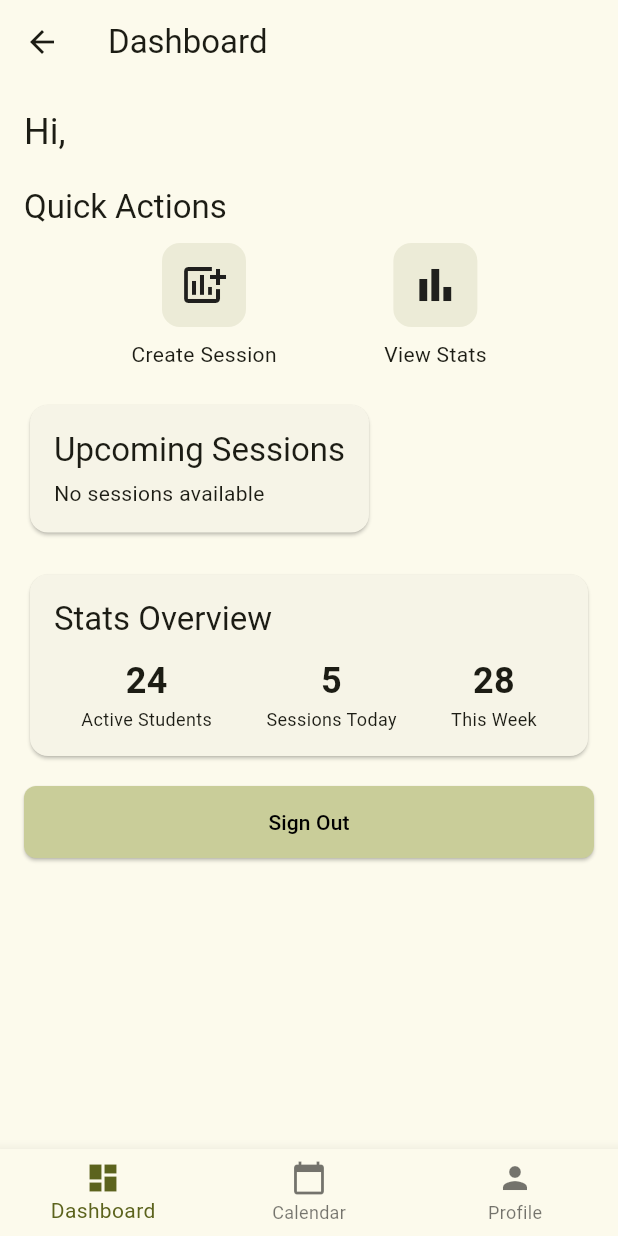
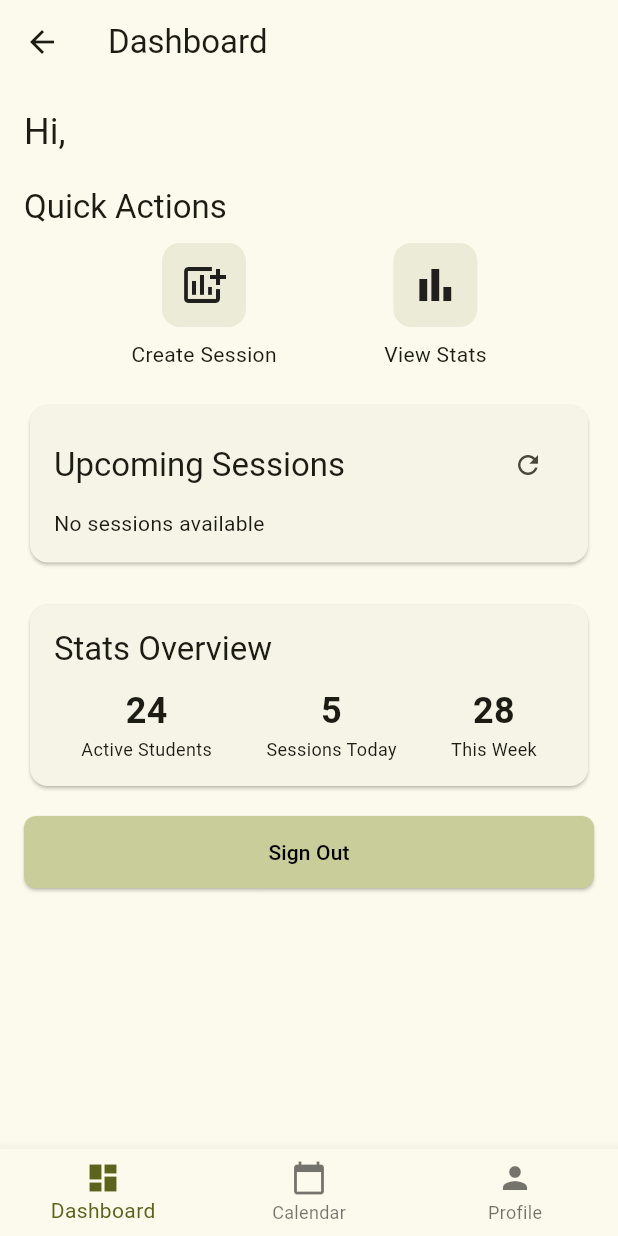
Before and after one commit to STAung07/stalz-insert_name_here, a Flutter app: the CoachDashboardScreen screen opened directly with empty values, on a phone screen of 412 x 824 dp. Run offline on Flutter 3.47's test engine with Material 3 defaults, Android fonts, the phone set to English and light mode, and no system bars; our stand-ins replace flutter_dotenv, go_router, supabase_flutter; accounts and stored records are empty.

Commit message:
add refresh button

```diff
--- a/flutter_app/lib/src/features/dashboard/presentation/coach_dashboard_screen.dart
+++ b/flutter_app/lib/src/features/dashboard/presentation/coach_dashboard_screen.dart
@@ -79,8 +79,7 @@ class CoachDashboardScreenState extends State<CoachDashboardScreen> {
                         return AlertDialog(
                           title: Text('Add New Session'),
                           content: SizedBox(
-                            width:
-                                screenSize.width, // 80% of screen width
+                            width: screenSize.width, // 80% of screen width
                             height:
                                 screenSize.height * 0.7, // 70% of screen height
                             child: AddSessionForm(
@@ -123,9 +122,25 @@ class CoachDashboardScreenState extends State<CoachDashboardScreen> {
                 child: Column(
                   crossAxisAlignment: CrossAxisAlignment.start,
                   children: [
-                    Text(
-                      'Upcoming Sessions',
-                      style: Theme.of(context).textTheme.titleLarge,
+                    Row(
+                      children: [
+                        Expanded(
+                          child: Text(
+                            'Upcoming Sessions',
+                            style: Theme.of(context).textTheme.titleLarge,
+                          ),
+                        ),
+                        IconButton(
+                          icon: const Icon(Icons.refresh, size: 20),
+                          tooltip: 'Refresh sessions',
+                          onPressed: () {
+                            final currentState = _sessionListKey.currentState;
+                            if (currentState is SessionListState) {
+                              currentState.refreshSessions();
+                            }
+                          },
+                        ),
+                      ],
                     ),
                     const SizedBox(height: 5),
                     SessionList(key: _sessionListKey, coachId: widget.user.id),
```
